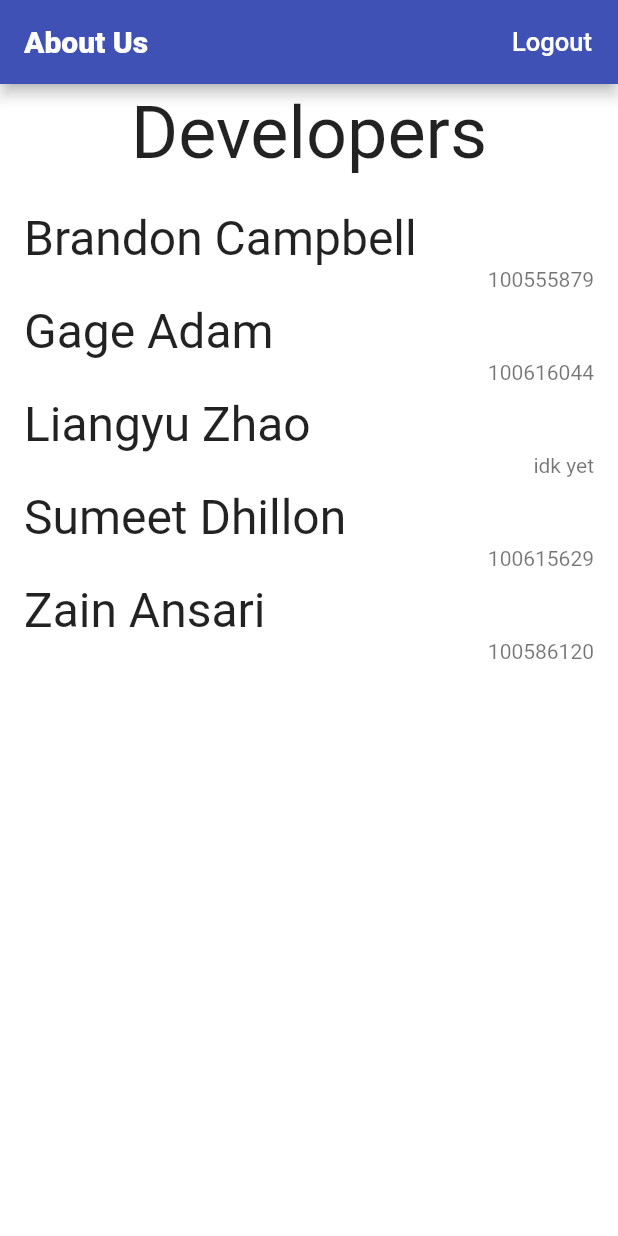
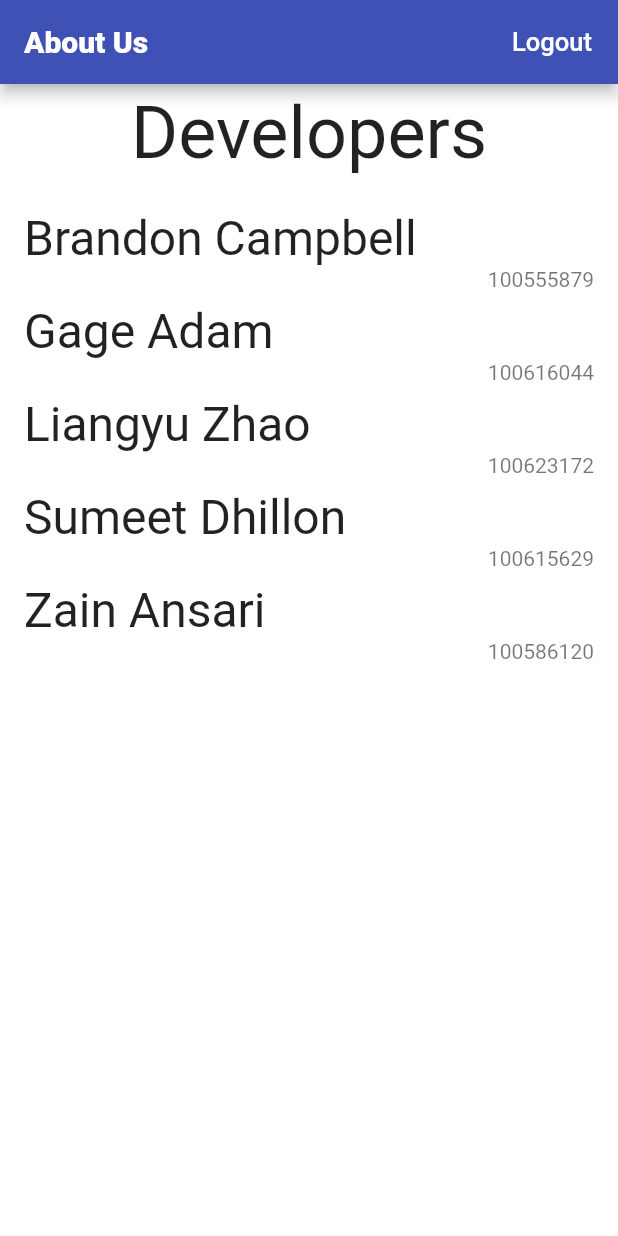
Before and after one commit to sumeet98/Quik-Scan, a Flutter app: the AboutUs screen opened directly, on a phone screen of 412 x 824 dp. Run offline on Flutter 3.47's test engine with Material 2 defaults, Android fonts, the phone set to English and light mode, and no system bars; our stand-ins replace charts_flutter, firebase_auth, firebase_database, flutter_local_notifications, qr_flutter, sqflite; accounts and stored records are empty; network calls fail.

Commit message:
Update about_us.dart

```diff
--- a/lib/pages/about_us.dart
+++ b/lib/pages/about_us.dart
@@ -72,7 +72,7 @@ return Scaffold(
           ),
           ListTile(
             title: Text('Liangyu Zhao', textScaleFactor: 2, textAlign: TextAlign.justify,),
-            subtitle: Text('idk yet', textAlign: TextAlign.right,),
+            subtitle: Text('100623172', textAlign: TextAlign.right,),
           ),
           ListTile(
             title: Text('Sumeet Dhillon', textScaleFactor: 2, textAlign: TextAlign.justify,),
```
